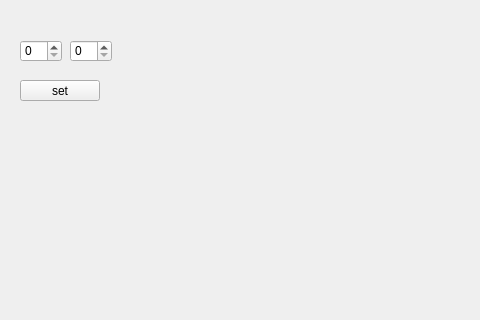
This is AlgoG/mainwindow.ui in Kennethch-02/DII-Proyecto-Let-s-play- as Qt 5 draws it before an edit; both pictures show x 0 to 480 and y 0 to 320 of the 800 by 600 pixel window. The edited form follows.
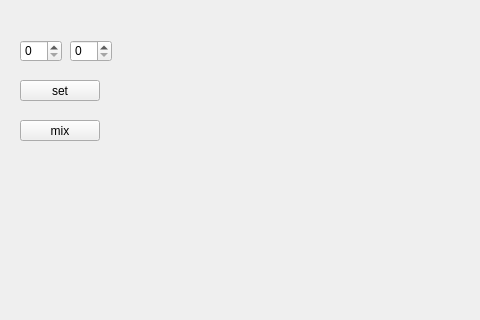
This is the edited form.

What changed in the file:
```diff
--- a/AlgoG/mainwindow.ui
+++ b/AlgoG/mainwindow.ui
@@ -123,6 +123,19 @@
      <number>24</number>
     </property>
    </widget>
+   <widget class="QPushButton" name="mixinit">
+    <property name="geometry">
+     <rect>
+      <x>20</x>
+      <y>120</y>
+      <width>80</width>
+      <height>21</height>
+     </rect>
+    </property>
+    <property name="text">
+     <string>mix</string>
+    </property>
+   </widget>
   </widget>
   <widget class="QMenuBar" name="menubar">
    <property name="geometry">
```
